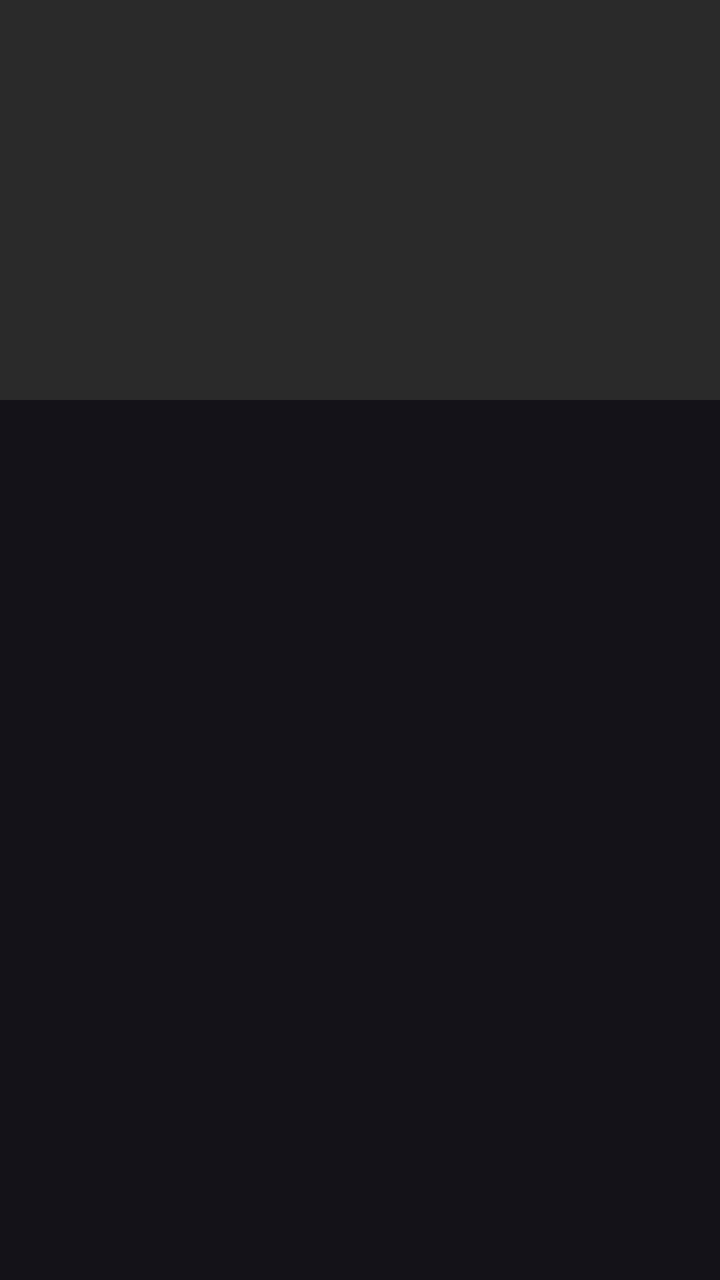
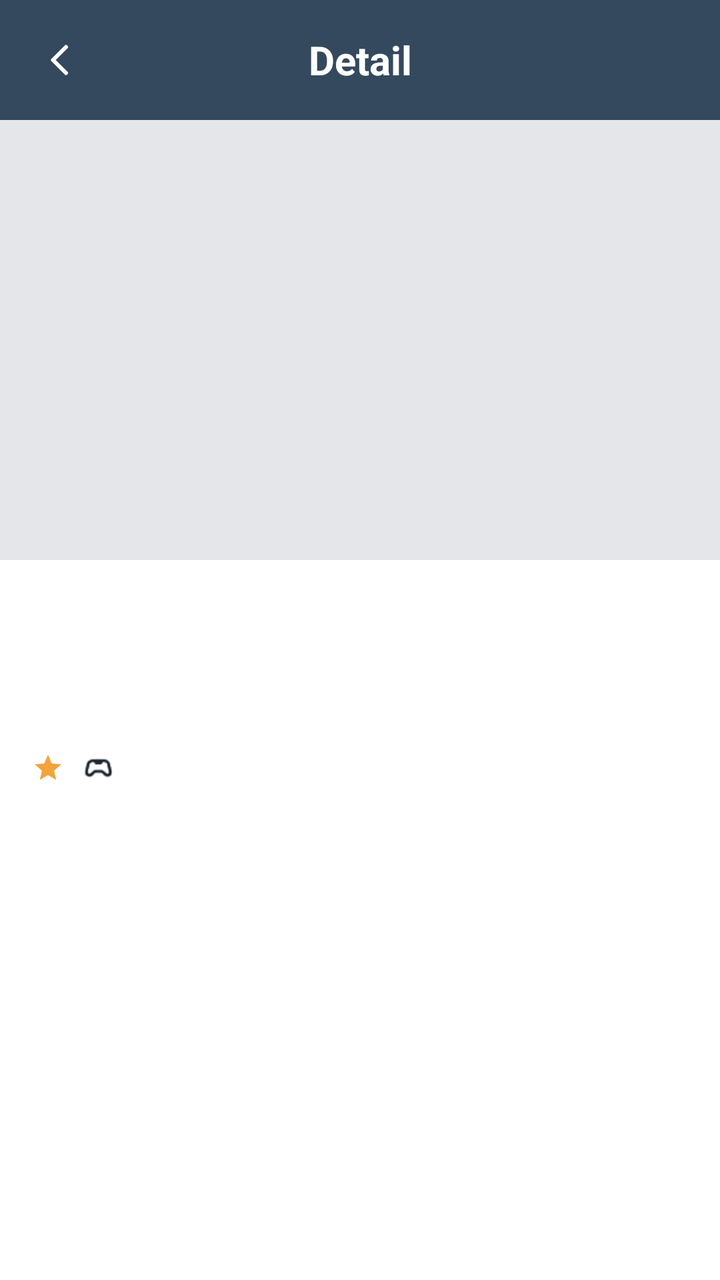

The first picture is an Android layout as it rendered before a commit; the second is the same layout after the commit. The layout source and the unified diff follow.
<!-- AndroidManifest.xml: application theme Theme.RawgGames -->
<!-- res/layout/fragment_game_detail.xml -->
<?xml version="1.0" encoding="utf-8"?>
<ScrollView xmlns:android="http://schemas.android.com/apk/res/android"
    android:layout_width="match_parent"
    android:layout_height="match_parent">

    <LinearLayout
        android:layout_width="match_parent"
        android:layout_height="wrap_content"
        android:orientation="vertical">

        <ImageView
            android:id="@+id/cover"
            android:layout_width="match_parent"
            android:layout_height="200dp"
            android:background="@color/cover_placeholder"
            android:contentDescription="@null"
            android:scaleType="centerCrop" />

        <TextView
            android:id="@+id/name"
            android:layout_width="match_parent"
            android:layout_height="wrap_content"
            android:padding="16dp"
            android:textAppearance="?attr/textAppearanceHeadlineSmall"
            android:textStyle="bold" />

        <TextView
            android:id="@+id/meta"
            android:layout_width="match_parent"
            android:layout_height="wrap_content"
            android:paddingHorizontal="16dp"
            android:textAppearance="?attr/textAppearanceBodyMedium" />

        <TextView
            android:id="@+id/genres"
            android:layout_width="match_parent"
            android:layout_height="wrap_content"
            android:padding="16dp"
            android:textAppearance="?attr/textAppearanceBodySmall" />

        <com.google.android.material.button.MaterialButton
            android:id="@+id/toggle_favorite"
            android:layout_width="wrap_content"
            android:layout_height="wrap_content"
            android:layout_marginHorizontal="16dp"
            android:text="@string/favorite"
            android:visibility="gone" />

        <TextView
            android:id="@+id/description"
            android:layout_width="match_parent"
            android:layout_height="wrap_content"
            android:padding="16dp"
            android:textAppearance="?attr/textAppearanceBodyMedium" />

        <ProgressBar
            android:id="@+id/progress"
            android:layout_width="wrap_content"
            android:layout_height="wrap_content"
            android:layout_gravity="center"
            android:layout_margin="16dp" />

        <TextView
            android:id="@+id/message"
            android:layout_width="match_parent"
            android:layout_height="wrap_content"
            android:gravity="center"
            android:padding="16dp"
            android:visibility="gone" />
    </LinearLayout>
</ScrollView>
<!-- resources referenced by this layout -->
<resources>
  <color name="cover_placeholder">#2A2A2A</color>
  <string name="favorite">Add to favorites</string>
  <style name="Theme.RawgGames" parent="Theme.Material3.Dark.NoActionBar" />
</resources>

<!-- the commit's change to res/layout/fragment_game_detail.xml (unified diff, before → after) -->
@@ -1,71 +1,171 @@
 <?xml version="1.0" encoding="utf-8"?>
-<ScrollView xmlns:android="http://schemas.android.com/apk/res/android"
+<FrameLayout xmlns:android="http://schemas.android.com/apk/res/android"
     android:layout_width="match_parent"
-    android:layout_height="match_parent">
+    android:layout_height="match_parent"
+    android:background="@color/screen_bg">
 
-    <LinearLayout
+    <ScrollView
         android:layout_width="match_parent"
-        android:layout_height="wrap_content"
-        android:orientation="vertical">
+        android:layout_height="match_parent">
 
-        <ImageView
-            android:id="@+id/cover"
-            android:layout_width="match_parent"
-            android:layout_height="200dp"
-            android:background="@color/cover_placeholder"
-            android:contentDescription="@null"
-            android:scaleType="centerCrop" />
-
-        <TextView
-            android:id="@+id/name"
+        <LinearLayout
             android:layout_width="match_parent"
             android:layout_height="wrap_content"
-            android:padding="16dp"
-            android:textAppearance="?attr/textAppearanceHeadlineSmall"
-            android:textStyle="bold" />
+            android:orientation="vertical">
 
-        <TextView
-            android:id="@+id/meta"
-            android:layout_width="match_parent"
-            android:layout_height="wrap_content"
-            android:paddingHorizontal="16dp"
-            android:textAppearance="?attr/textAppearanceBodyMedium" />
+            <LinearLayout
+                android:layout_width="match_parent"
+                android:layout_height="wrap_content"
+                android:background="@color/header_bg"
+                android:gravity="center_vertical"
+                android:orientation="horizontal"
+                android:paddingHorizontal="8dp"
+                android:paddingVertical="8dp">
 
-        <TextView
-            android:id="@+id/genres"
-            android:layout_width="match_parent"
-            android:layout_height="wrap_content"
-            android:padding="16dp"
-            android:textAppearance="?attr/textAppearanceBodySmall" />
+                <ImageButton
+                    android:id="@+id/back"
+                    android:layout_width="44dp"
+                    android:layout_height="44dp"
+                    android:background="?attr/selectableItemBackgroundBorderless"
+                    android:contentDescription="@string/back"
+                    android:padding="10dp"
+                    android:scaleType="centerInside"
+                    android:src="@drawable/ic_back" />
 
-        <com.google.android.material.button.MaterialButton
-            android:id="@+id/toggle_favorite"
-            android:layout_width="wrap_content"
-            android:layout_height="wrap_content"
-            android:layout_marginHorizontal="16dp"
-            android:text="@string/favorite"
-            android:visibility="gone" />
+                <TextView
+                    android:layout_width="0dp"
+                    android:layout_height="wrap_content"
+                    android:layout_weight="1"
+                    android:gravity="center"
+                    android:text="@string/title_detail"
+                    android:textColor="@android:color/white"
+                    android:textSize="20sp"
+                    android:textStyle="bold" />
 
-        <TextView
-            android:id="@+id/description"
-            android:layout_width="match_parent"
-            android:layout_height="wrap_content"
-            android:padding="16dp"
-            android:textAppearance="?attr/textAppearanceBodyMedium" />
+                <ImageButton
+                    android:id="@+id/toggle_favorite"
+                    android:layout_width="44dp"
+                    android:layout_height="44dp"
+                    android:background="?attr/selectableItemBackgroundBorderless"
+                    android:contentDescription="@string/favorite"
+                    android:padding="10dp"
+                    android:scaleType="centerInside"
+                    android:src="@drawable/ic_heart"
+                    android:visibility="invisible" />
+            </LinearLayout>
 
-        <ProgressBar
-            android:id="@+id/progress"
-            android:layout_width="wrap_content"
-            android:layout_height="wrap_content"
-            android:layout_gravity="center"
-            android:layout_margin="16dp" />
+            <FrameLayout
+                android:layout_width="match_parent"
+                android:layout_height="220dp">
 
-        <TextView
-            android:id="@+id/message"
-            android:layout_width="match_parent"
-            android:layout_height="wrap_content"
-            android:gravity="center"
-            android:padding="16dp"
-            android:visibility="gone" />
-    </LinearLayout>
-</ScrollView>
+                <ImageView
+                    android:id="@+id/cover"
+                    android:layout_width="match_parent"
+                    android:layout_height="match_parent"
+                    android:background="@color/cover_placeholder"
+                    android:contentDescription="@null"
+                    android:scaleType="centerCrop" />
+            </FrameLayout>
+
+            <TextView
+                android:id="@+id/developer"
+                android:layout_width="match_parent"
+                android:layout_height="wrap_content"
+                android:paddingHorizontal="16dp"
+                android:paddingTop="16dp"
+                android:textColor="@color/text_secondary"
+                android:textSize="13sp" />
+
+            <TextView
+                android:id="@+id/name"
+                android:layout_width="match_parent"
+                android:layout_height="wrap_content"
+                android:paddingHorizontal="16dp"
+                android:paddingTop="4dp"
+                android:textColor="@color/text_primary"
+                android:textSize="22sp"
+                android:textStyle="bold" />
+
+            <TextView
+                android:id="@+id/release"
+                android:layout_width="match_parent"
+                android:layout_height="wrap_content"
+                android:layout_marginTop="4dp"
+                android:paddingHorizontal="16dp"
+                android:textColor="@color/text_secondary"
+                android:textSize="13sp" />
+
+            <LinearLayout
+                android:layout_width="wrap_content"
+                android:layout_height="wrap_content"
+                android:layout_marginTop="6dp"
+                android:gravity="center_vertical"
+                android:orientation="horizontal"
+                android:paddingHorizontal="16dp">
+
+                <ImageView
+                    android:layout_width="16dp"
+                    android:layout_height="16dp"
+                    android:contentDescription="@null"
+                    android:src="@drawable/ic_star" />
+
+                <TextView
+                    android:id="@+id/rating"
+                    android:layout_width="wrap_content"
+                    android:layout_height="wrap_content"
+                    android:layout_marginStart="4dp"
+                    android:textColor="@color/text_primary"
+                    android:textSize="14sp" />
+
+                <ImageView
+                    android:layout_width="16dp"
+                    android:layout_height="16dp"
+                    android:layout_marginStart="6dp"
+                    android:contentDescription="@null"
+                    android:src="@drawable/ic_gamepad" />
+
+                <TextView
+                    android:id="@+id/played"
+                    android:layout_width="wrap_content"
+                    android:layout_height="wrap_content"
+                    android:layout_marginStart="4dp"
+                    android:textColor="@color/text_secondary"
+                    android:textSize="13sp" />
+            </LinearLayout>
+
+            <TextView
+                android:id="@+id/genres"
+                android:layout_width="match_parent"
+                android:layout_height="wrap_content"
+                android:layout_marginTop="4dp"
+                android:paddingHorizontal="16dp"
+                android:textColor="@color/text_secondary"
+                android:textSize="13sp" />
+
+            <TextView
+                android:id="@+id/description"
+                android:layout_width="match_parent"
+                android:layout_height="wrap_content"
+                android:lineSpacingExtra="4dp"
+                android:padding="16dp"
+                android:textColor="@color/text_primary"
+                android:textSize="14sp" />
+
+            <ProgressBar
+                android:id="@+id/progress"
+                android:layout_width="wrap_content"
+                android:layout_height="wrap_content"
+                android:layout_gravity="center"
+                android:layout_margin="16dp" />
+
+            <TextView
+                android:id="@+id/message"
+                android:layout_width="match_parent"
+                android:layout_height="wrap_content"
+                android:gravity="center"
+                android:padding="16dp"
+                android:textColor="@color/text_secondary"
+                android:visibility="gone" />
+        </LinearLayout>
+    </ScrollView>
+</FrameLayout>
<!-- resource entries referenced after the edit -->
@@ -1,7 +1,53 @@
 <!-- resources referenced by this layout -->
 <resources>
-  <color name="cover_placeholder">#2A2A2A</color>
+  <color name="cover_placeholder">#E4E6E9</color>
+  <color name="header_bg">#34495E</color>
+  <color name="screen_bg">#FFFFFF</color>
+  <color name="text_primary">#1F2933</color>
+  <color name="text_secondary">#7C8794</color>
+  <!-- drawable ic_back (drawable) -->
+  <vector xmlns:android="http://schemas.android.com/apk/res/android"
+      android:width="24dp"
+      android:height="24dp"
+      android:viewportWidth="24"
+      android:viewportHeight="24">
+      
+      <path
+          android:pathData="M15,5.5L8.5,12l6.5,6.5"
+          android:strokeColor="@android:color/white"
+          android:strokeWidth="2"
+          android:strokeLineCap="round"
+          android:strokeLineJoin="round" />
+  </vector>
+  <!-- drawable ic_gamepad: png bitmap (drawable-xxxhdpi, 9852 bytes) -->
+  <!-- drawable ic_heart (drawable) -->
+  <vector xmlns:android="http://schemas.android.com/apk/res/android"
+      android:width="24dp"
+      android:height="24dp"
+      android:viewportWidth="24"
+      android:viewportHeight="24">
+      <path
+          android:fillColor="@android:color/white"
+          android:pathData="M16.5,3c-1.74,0 -3.41,0.81 -4.5,2.09C10.91,3.81 9.24,3 7.5,3 4.42,3 2,5.42 2,8.5c0,3.78 3.4,6.86 8.55,11.54L12,21.35l1.45,-1.32C18.6,15.36 22,12.28 22,8.5 22,5.42 19.58,3 16.5,3zM12.1,18.55l-0.1,0.1 -0.1,-0.1C7.14,14.24 4,11.39 4,8.5 4,6.5 5.5,5 7.5,5c1.54,0 3.04,0.99 3.57,2.36h1.87C13.46,5.99 14.96,5 16.5,5c2,0 3.5,1.5 3.5,3.5 0,2.89 -3.14,5.74 -7.9,10.05z" />
+  </vector>
+  <!-- drawable ic_star (drawable) -->
+  <vector xmlns:android="http://schemas.android.com/apk/res/android"
+      android:width="14dp"
+      android:height="14dp"
+      android:viewportWidth="24"
+      android:viewportHeight="24">
+      <path
+          android:fillColor="@color/star"
+          android:pathData="M12,17.27L18.18,21l-1.64,-7.03L22,9.24l-7.19,-0.61L12,2 9.19,8.63 2,9.24l5.46,4.73L5.82,21z" />
+  </vector>
+  <string name="back">Back</string>
   <string name="favorite">Add to favorites</string>
-  <style name="Theme.RawgGames" parent="Theme.Material3.Dark.NoActionBar" />
+  <string name="title_detail">Detail</string>
+  <style name="Theme.RawgGames" parent="Theme.Material3.Light.NoActionBar">
+          <item name="colorPrimary">@color/header_bg</item>
+          <item name="android:windowBackground">@color/screen_bg</item>
+          <item name="android:statusBarColor">@color/header_bg</item>
+      </style>
+  <color name="star">#F2A33C</color>
 </resources>
 
